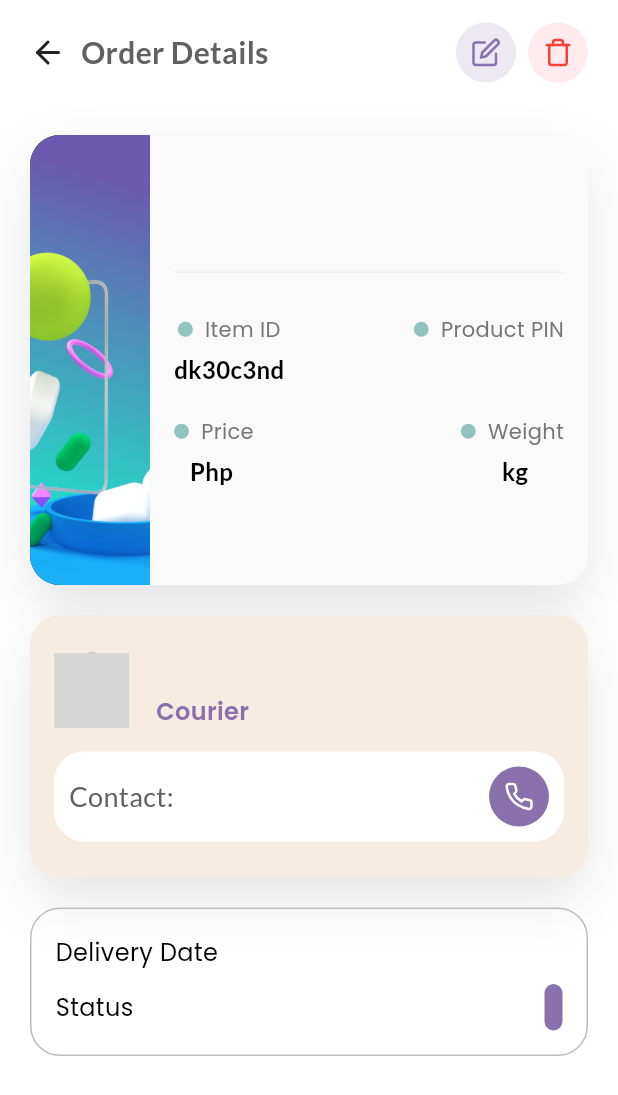
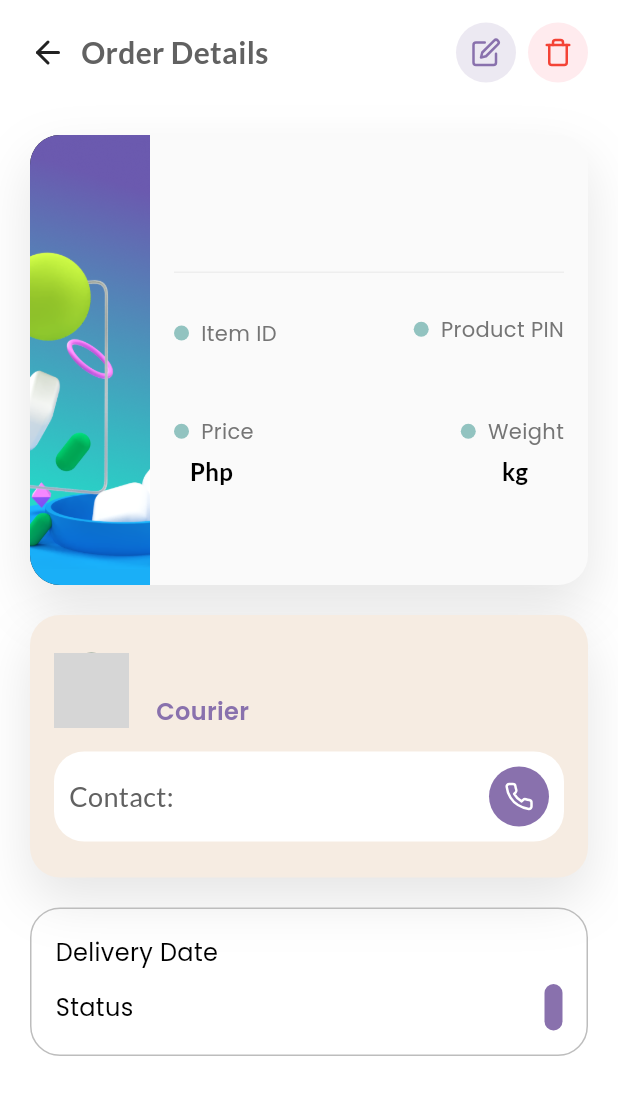
Before and after one commit to WannaCry081/PackagePal, a Flutter app: the OrderView screen opened directly with empty values, on a phone screen of 412 x 824 dp. Shown: the top 1095 px of the screen. Run offline on Flutter 3.47's test engine with Material 3 defaults, Android fonts, the phone set to English and light mode, and no system bars; our stand-ins replace cloud_firestore, firebase_auth, firebase_core, firebase_database, firebase_storage, flutter_feather_icons and 6 more; accounts and stored records are empty; network calls fail; grey boxes are pictures that could not be loaded.

Commit message:
Update order view data from realtime

```diff
--- a/frontend/lib/views/OrderView/index.dart
+++ b/frontend/lib/views/OrderView/index.dart
@@ -8,13 +8,13 @@ import "package:frontend/viewmodels/database_viewmodel.dart";
 import "package:frontend/views/CreateOrder/index.dart";
 
 class OrderView extends StatefulWidget {
-  final Map<String, dynamic> orderData;
-  final int index;
+  final OrderModel orderData;
+  final String orderId;
 
   const OrderView({
     Key? key,
     required this.orderData,
-    required this.index,
+    required this.orderId,
   }) : super(key: key);
 
   @override
@@ -22,27 +22,27 @@ class OrderView extends StatefulWidget {
 }
 
 class _OrderViewState extends State<OrderView> {
-  late OrderModel orderModel;
+  late OrderModel orderData;
 
   @override
   void initState() {
     super.initState();
-    orderModel = OrderModel.fromMap(widget.orderData);
+    orderData = widget.orderData;
   }
 
 
   @override
   Widget build(BuildContext context) {
-    final db = DatabaseViewModel();
 
-    final name = widget.orderData['name'] as String;
-    final pin = widget.orderData['pin'] as String;
-    final weight = widget.orderData['weight'] as String;
-    final price = widget.orderData['price'] as String;
-    final status = widget.orderData['status'] as String;
-    final deliveryName = widget.orderData['deliveryName'] as String;
-    final deliveryContact = widget.orderData['deliveryContact'] as String;
-    final deliveryDate = widget.orderData['deliveryDate'] as String;
+    final id = widget.orderData.id!.replaceAll('-', '');
+    final pin = widget.orderData.pin;
+    final name = widget.orderData.name;
+    final weight = widget.orderData.weight;
+    final price = widget.orderData.price;
+    final status = widget.orderData.status;
+    final deliveryName = widget.orderData.deliveryName;
+    final deliveryContact = widget.orderData.deliveryContact;
+    final deliveryDate = widget.orderData.deliveryDate;
 
     return Scaffold(
       body: SafeArea(
@@ -71,7 +71,7 @@ class _OrderViewState extends State<OrderView> {
                     onTap: () async {
                       Navigator.of(context).pushReplacement(
                         MaterialPageRoute(builder: (context) => CreateOrderView(
-                          index: widget.index, initialOrder: orderModel, isEditMode: true,))
+                          orderId: id, initialOrder: orderData, isEditMode: true,))
                       );
                       await Future.delayed(const Duration(seconds: 1));
                       Navigator.of(context).pop();
@@ -94,7 +94,7 @@ class _OrderViewState extends State<OrderView> {
                   ),
                   GestureDetector(
                     onTap: () async {
-                      await db.deleteOrder(widget.index);
+                      // await db.deleteOrder(widget.index);
 
                       await Future.delayed(const Duration(seconds: 1));
                       Navigator.of(context).pop();
@@ -160,7 +160,7 @@ class _OrderViewState extends State<OrderView> {
                           mainAxisAlignment: MainAxisAlignment.center,
                           children: [
                             titleText(
-                              name,
+                              name!,
                               titleSize: 20.0,
                               titleWeight: FontWeight.w600,
                               titleAlignment: TextAlign.right,
@@ -168,8 +168,8 @@ class _OrderViewState extends State<OrderView> {
                             ),
                             Divider(color: Colors.grey[200]),
                             const SizedBox(height: 10.0),
-                            itemDetail(context, "Item ID","dk30c3nd", "Product PIN", pin),
-                            itemDetail(context, "Price","Php $price", "Weight", "$weight kg"),
+                            itemDetail(context, "Item ID", id, "Product PIN", pin, 12.0),
+                            itemDetail(context, "Price","Php $price", "Weight", "$weight kg", 16.0),
                           ],
                         ),
                       ),
@@ -220,7 +220,7 @@ class _OrderViewState extends State<OrderView> {
                         crossAxisAlignment: CrossAxisAlignment.start,
                         children: [
                           titleText(
-                            deliveryName,
+                            deliveryName!,
                             titleWeight: FontWeight.bold,
                             titleSize: 20.0,
                             titleColor: Colors.grey[800]
@@ -251,7 +251,7 @@ class _OrderViewState extends State<OrderView> {
                           ),
                           const SizedBox(width: 10),
                           bodyText(
-                            deliveryContact,
+                            deliveryContact!,
                             bodySize: 18.0,
                             bodyColor: Colors.grey[800],
                             bodyWeight: FontWeight.w600
@@ -297,7 +297,7 @@ class _OrderViewState extends State<OrderView> {
                           bodySize: 16.0
                         ),
                         bodyText(
-                          deliveryDate,
+                          deliveryDate!,
                           bodySize: 18.0,
                           bodyColor: Theme.of(context).colorScheme.secondary,
                           bodyWeight: FontWeight.w600
@@ -320,7 +320,7 @@ class _OrderViewState extends State<OrderView> {
                           child: Padding(
                             padding: const EdgeInsets.all(6.0),
                             child: bodyText(
-                              status,
+                              status!,
                               bodySize: 13,
                               bodyColor: Colors.white,
                               bodyWeight: FontWeight.bold
@@ -341,7 +341,7 @@ class _OrderViewState extends State<OrderView> {
     );
   }
 
-  Widget itemDetail (context, label1, data1, label2, data2) => Padding(
+  Widget itemDetail (context, label1, data1, label2, data2, fontSize1) => Padding(
     padding: const EdgeInsets.symmetric(vertical: 10.0),
     child: Row(
       mainAxisAlignment: MainAxisAlignment.spaceBetween,
@@ -371,7 +371,7 @@ class _OrderViewState extends State<OrderView> {
 
             titleText(
               data1,
-              titleSize: 16.0,
+              titleSize: fontSize1,
               titleWeight: FontWeight.bold
             )
           ],
```
